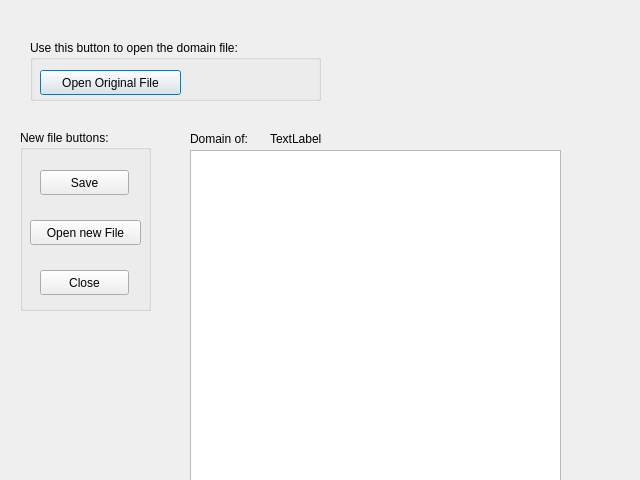
This is domainfile.ui in ariannabettin/FYPArianna as Qt 5 draws it before an edit. The edited form follows.
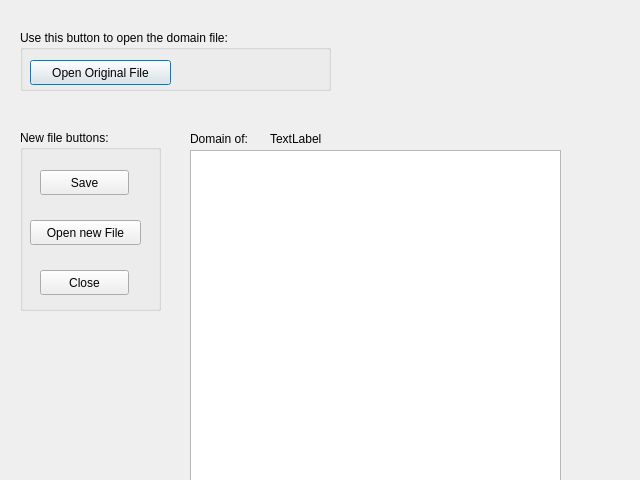
This is the edited form.

```diff
--- a/domainfile.ui
+++ b/domainfile.ui
@@ -13,6 +13,9 @@
   <property name="windowTitle">
    <string>Dialog</string>
   </property>
+  <property name="styleSheet">
+   <string notr="true">font: 75 12pt &quot;TakaoPGothic&quot;;</string>
+  </property>
   <widget class="QPlainTextEdit" name="planArea">
    <property name="geometry">
     <rect>
@@ -39,9 +42,9 @@
   <widget class="QGroupBox" name="groupBox">
    <property name="geometry">
     <rect>
-     <x>30</x>
-     <y>40</y>
-     <width>291</width>
+     <x>20</x>
+     <y>30</y>
+     <width>311</width>
      <height>61</height>
     </rect>
    </property>
@@ -80,7 +83,7 @@
     <rect>
      <x>20</x>
      <y>130</y>
-     <width>131</width>
+     <width>141</width>
      <height>181</height>
     </rect>
    </property>
```
